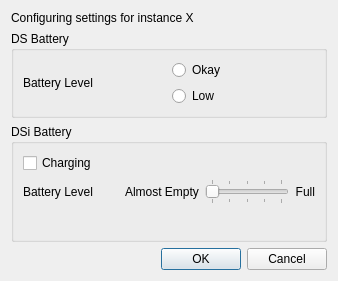
First picture: the form in src/frontend/qt_sdl/PowerManagement/PowerManagementDialog.ui, repository tjdduq23-droid/melonDS-1.1-korean, before the edit.
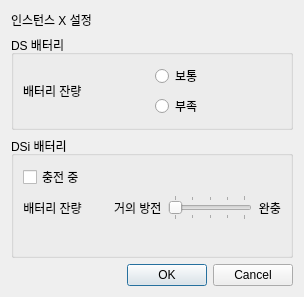
Second picture: the form after the edit. Icons and pictures are not drawn.

```diff
--- a/src/frontend/qt_sdl/PowerManagement/PowerManagementDialog.ui
+++ b/src/frontend/qt_sdl/PowerManagement/PowerManagementDialog.ui
@@ -36,13 +36,13 @@
    <item row="3" column="0">
     <widget class="QGroupBox" name="grpDSiBattery">
      <property name="title">
-      <string>DSi Battery</string>
+      <string>DSi 배터리</string>
      </property>
      <layout class="QGridLayout" name="gridLayout_6">
       <item row="1" column="2">
        <widget class="QLabel" name="label_2">
         <property name="text">
-         <string>Almost Empty</string>
+         <string>거의 방전</string>
         </property>
        </widget>
       </item>
@@ -65,14 +65,14 @@
       <item row="0" column="0" colspan="5">
        <widget class="QCheckBox" name="cbDSiBatteryCharging">
         <property name="text">
-         <string>Charging</string>
+         <string>충전 중</string>
         </property>
        </widget>
       </item>
       <item row="1" column="8">
        <widget class="QLabel" name="label_3">
         <property name="text">
-         <string>Full</string>
+         <string>완충</string>
         </property>
         <property name="alignment">
          <set>Qt::AlignRight|Qt::AlignTrailing|Qt::AlignVCenter</set>
@@ -82,7 +82,7 @@
       <item row="1" column="0">
        <widget class="QLabel" name="label_1">
         <property name="text">
-         <string>Battery Level</string>
+         <string>배터리 잔량</string>
         </property>
         <property name="alignment">
          <set>Qt::AlignCenter</set>
@@ -192,27 +192,27 @@
    <item row="1" column="0">
     <widget class="QGroupBox" name="grpDSBattery">
      <property name="title">
-      <string>DS Battery</string>
+      <string>DS 배터리</string>
      </property>
      <layout class="QGridLayout" name="gridLayout_2">
       <item row="1" column="1">
        <widget class="QRadioButton" name="rbDSBatteryLow">
         <property name="text">
-         <string>Low</string>
+         <string>부족</string>
         </property>
        </widget>
       </item>
       <item row="0" column="0" rowspan="2">
        <widget class="QLabel" name="label">
         <property name="text">
-         <string>Battery Level</string>
+         <string>배터리 잔량</string>
         </property>
        </widget>
       </item>
       <item row="0" column="1">
        <widget class="QRadioButton" name="rbDSBatteryOkay">
         <property name="text">
-         <string>Okay</string>
+         <string>보통</string>
         </property>
        </widget>
       </item>
@@ -228,7 +228,7 @@
       </sizepolicy>
      </property>
      <property name="text">
-      <string>Configuring settings for instance X</string>
+      <string>인스턴스 X 설정</string>
      </property>
     </widget>
    </item>
```
Left out of the diff: 2 changed lines with no effect on the pictures.
